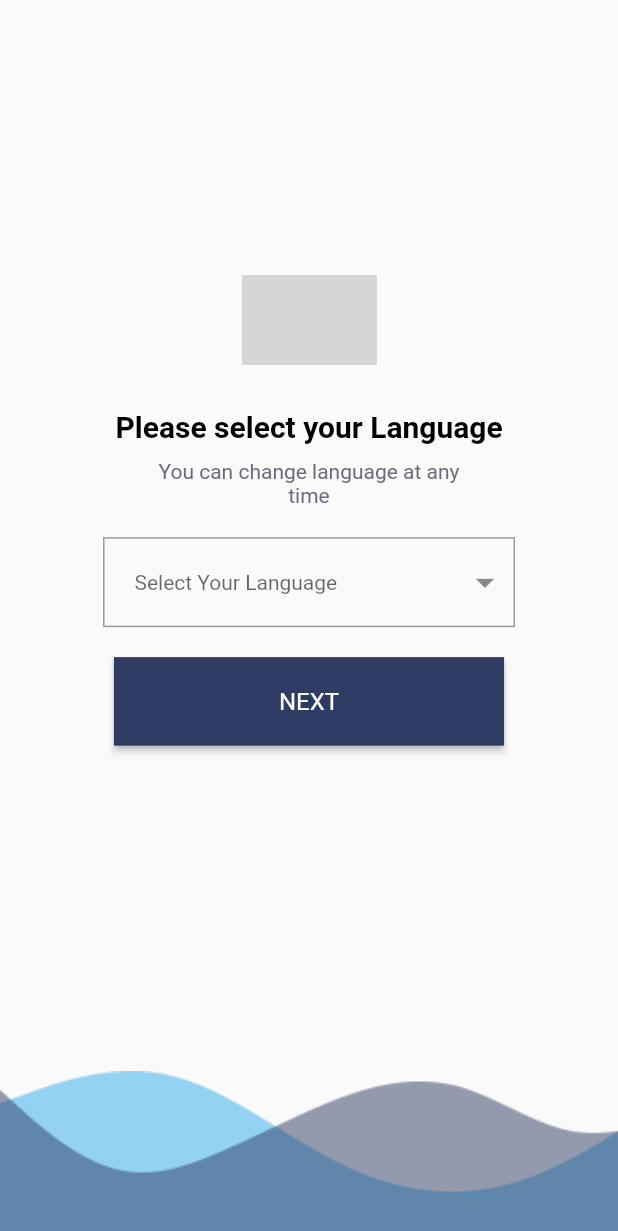
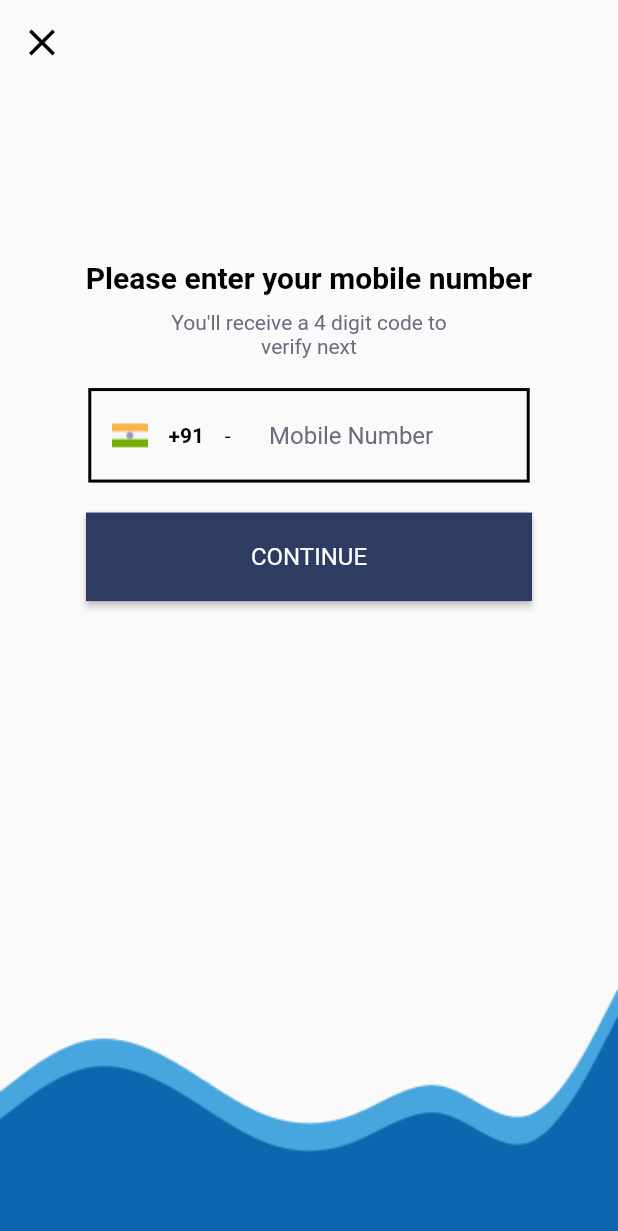
Before and after one commit to SanskarModi22/Liveasy-Assignment, a Flutter app: the screen it shows after launch, on a phone screen of 412 x 824 dp. Shown: the top 1231 px of the screen. Run offline on Flutter 3.47's test engine with Material 2 defaults, Android fonts, the phone set to English and light mode, and no system bars; our stand-ins replace dropdown_button2, google_fonts; grey boxes are pictures that could not be loaded.

Commit message:
Mobile Screen UI Added

```diff
--- a/lib/main.dart
+++ b/lib/main.dart
@@ -1,5 +1,5 @@
 import 'package:flutter/material.dart';
-import 'package:liveasy_assignment/views/home_screen.dart';
+import 'package:liveasy_assignment/views/mobile_screen.dart';
 
 void main() => runApp(const MyApp());
 
@@ -15,7 +15,7 @@ class MyApp extends StatelessWidget {
       theme: ThemeData(
         fontFamily: 'Roboto',
       ),
-      home: const HomeScreen(),
+      home: const MobileScreen(),
     );
   }
 }
--- a/lib/views/mobile_screen.dart
+++ b/lib/views/mobile_screen.dart
@@ -0,0 +1,140 @@
+import 'package:flutter/material.dart';
+
+import '../constants/constants.dart';
+import '../widgets/custom_text.dart';
+
+class MobileScreen extends StatefulWidget {
+  const MobileScreen({super.key});
+
+  @override
+  State<MobileScreen> createState() => _MobileScreenState();
+}
+
+class _MobileScreenState extends State<MobileScreen> {
+  TextEditingController mobileController = TextEditingController();
+  @override
+  Widget build(BuildContext context) {
+    return Scaffold(
+      appBar: AppBar(
+        leading: IconButton(
+          icon: const Icon(
+            Icons.close,
+            size: 30,
+            color: Colors.black,
+          ),
+          onPressed: () {},
+        ),
+        elevation: 0,
+        backgroundColor: Colors.transparent,
+      ),
+      body: Column(
+        mainAxisAlignment: MainAxisAlignment.center,
+        children: [
+          SizedBox(
+            height: Constants.screenHeight(context) / 7,
+          ),
+          const Padding(
+            padding: EdgeInsets.only(
+              bottom: 10,
+            ),
+            child: CustomText(
+              text: 'Please enter your mobile number',
+              fontSize: 20,
+              bold: true,
+            ),
+          ),
+          Padding(
+            padding: const EdgeInsets.only(
+              bottom: 20,
+            ),
+            child: SizedBox(
+              width: Constants.screenWidth(context) / 2,
+              child: const CustomText(
+                text: 'You\'ll receive a 4 digit code to verify next',
+                color: Constants.grey,
+                fontSize: 14,
+              ),
+            ),
+          ),
+          Padding(
+            padding: const EdgeInsets.only(
+              bottom: 20,
+            ),
+            child: Container(
+              // height: 100,
+              width: Constants.screenWidth(context) / 1.4,
+              decoration: BoxDecoration(
+                border: Border.all(
+                  color: Colors.black,
+                  width: 2.0,
+                ),
+              ),
+              child: Row(
+                  mainAxisAlignment: MainAxisAlignment.spaceEvenly,
+                  children: [
+                    Image.asset(
+                      Constants.indiaFlag,
+                    ),
+                    const CustomText(
+                      text: '+91',
+                      bold: true,
+                    ),
+                    const CustomText(
+                      text: '-',
+                    ),
+                    SizedBox(
+                      width: 170,
+                      child: TextField(
+                        controller: mobileController,
+                        keyboardType: TextInputType.phone,
+                        decoration: const InputDecoration(
+                            border: OutlineInputBorder(
+                              borderSide: BorderSide.none,
+                            ),
+                            hintText: 'Mobile Number',
+                            hintStyle: TextStyle(
+                              color: Constants.grey,
+                            )),
+                      ),
+                    )
+                  ]),
+            ),
+          ),
+          ElevatedButton(
+            onPressed: () {
+              // Handle button press
+            },
+            style: ElevatedButton.styleFrom(
+              foregroundColor: Colors.white,
+              backgroundColor: Constants.blue, // Text color of the button
+              textStyle: const TextStyle(
+                fontSize: 16,
+              ), // Text style of the button's label
+              padding: const EdgeInsets.symmetric(
+                horizontal: 110,
+                vertical: 20,
+              ), // Padding around the button's label
+              shape: const RoundedRectangleBorder(
+                  // Border radius of the button
+                  ),
+            ),
+            child: const CustomText(
+              text: 'CONTINUE',
+              color: Colors.white,
+              fontSize: 16,
+            ),
+          ),
+          Expanded(
+            child: Container(),
+          ),
+          Image.asset(
+            Constants.page3Vector,
+            width:
+                Constants.screenWidth(context), // Replace with your image path
+            fit: BoxFit.cover, // Adjust the BoxFit based on your needs
+          ),
+        ],
+      ),
+    );
+  }
+}
```
